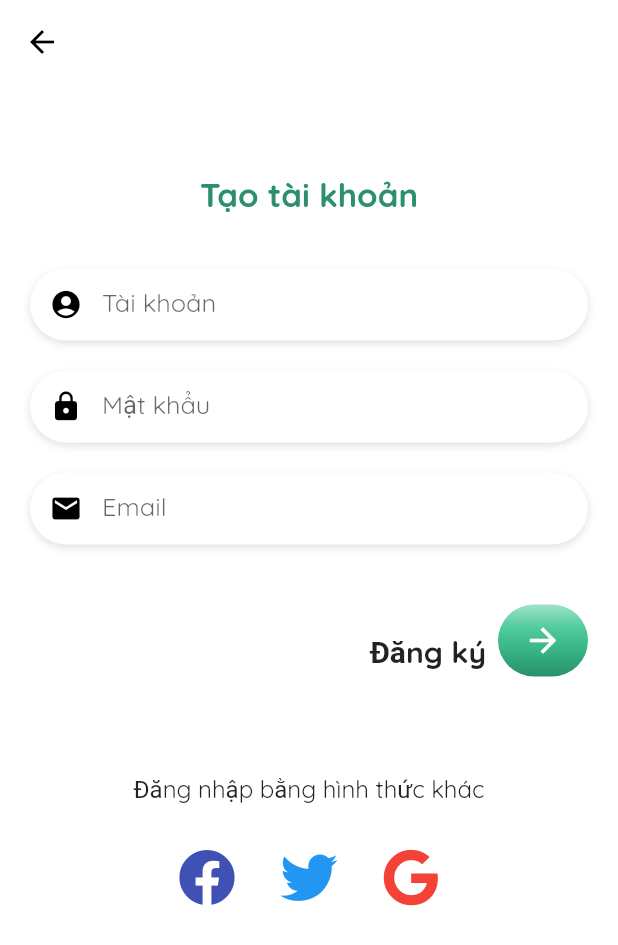
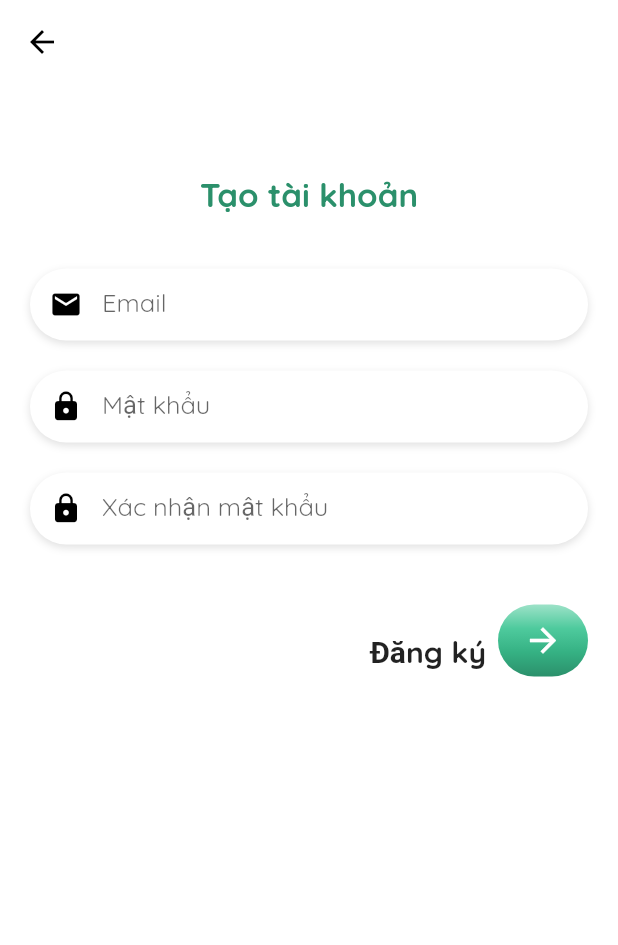
Before and after one commit to tientranzt/stupid_old, a Flutter app: the screen it shows after launch, after a tap on "Tạo tài khoản", on a phone screen of 412 x 824 dp. Shown: the top 945 px of the screen. Run offline on Flutter 3.47's test engine with Material 2 defaults, Android fonts, the phone set to English and light mode, and no system bars; our stand-ins replace cloud_firestore, firebase_auth; accounts and stored records are empty; network calls fail.

Commit message:
add home

```diff
--- a/lib/pages/create_account_screen.dart
+++ b/lib/pages/create_account_screen.dart
@@ -1,11 +1,100 @@
 import 'package:flutter/material.dart';
-import 'package:font_awesome_flutter/font_awesome_flutter.dart';
-import 'package:test_stupid/widgets/social_icon.dart';
 import 'package:test_stupid/widgets/submit_button.dart';
 import 'package:test_stupid/widgets/text_field.dart';
+import 'package:firebase_auth/firebase_auth.dart';
 
-class CreateAccountScreen extends StatelessWidget {
+class CreateAccountScreen extends StatefulWidget {
   static const String id = 'create_account';
+
+  @override
+  _CreateAccountScreenState createState() => _CreateAccountScreenState();
+}
+
+class _CreateAccountScreenState extends State<CreateAccountScreen> {
+  TextEditingController _emailController = TextEditingController();
+  TextEditingController _passwordController = TextEditingController();
+  TextEditingController _passwordConfirmController = TextEditingController();
+  FirebaseAuth _auth = FirebaseAuth.instance;
+
+  void handleRegistration() async {
+    if (_emailController.text.isNotEmpty &&
+        _passwordController.text.isNotEmpty) {
+      bool isEmailExist = false;
+      bool isEmailValid = RegExp(
+              r"^([a-zA-Z0-9_\.\-])+\@(([a-zA-Z0-9\-])+\.)+([a-zA-Z0-9]{2,4})+$")
+          .hasMatch(_emailController.text);
+      int isPassValid = checkPasswordValid(_passwordController.text);
+      try {
+        await _auth
+            .fetchSignInMethodsForEmail(email: _emailController.text)
+            .then((value) {
+          if (value.length > 0) isEmailExist = true;
+        });
+      } catch (err) {
+        isEmailExist = false;
+      }
+
+      if (isEmailValid && isPassValid == 2 && !isEmailExist) {
+        _auth.createUserWithEmailAndPassword(
+            email: _emailController.text, password: _passwordController.text);
+        _emailController.clear();
+        _passwordController.clear();
+        _passwordConfirmController.clear();
+      } else {
+        showAlert();
+      }
+    } else {
+      showAlert();
+    }
+  }
+
+  showAlert() {
+    showDialog(
+        context: context,
+        builder: (context) {
+          var styleText = TextStyle(fontFamily: 'Quicksand');
+          return AlertDialog(
+            title: Text('Thông tin đăng ký !', style: styleText),
+            content: SingleChildScrollView(
+              child: ListBody(
+                children: <Widget>[
+                  Text(
+                    'Các ô không được trống.',
+                    style: styleText,
+                  ),
+                  Text(
+                    'Email cần chính xác và chưa được đăng ký.',
+                    style: styleText,
+                  ),
+                  Text(
+                    'Password tối thiểu 6 ký tự.',
+                    style: styleText,
+                  ),
+                ],
+              ),
+            ),
+            actions: <Widget>[
+              FlatButton(
+                  onPressed: () => Navigator.of(context).pop(),
+                  child: Text(
+                    'Hiểu ùi, nõi mãi !',
+                    style: TextStyle(
+                        fontFamily: 'Quicksand',
+                        color: Color(0xFF237658),
+                        fontWeight: FontWeight.bold),
+                  ))
+            ],
+          );
+        });
+  }
+
+  int checkPasswordValid(String pass) {
+    if (pass.isEmpty || pass.length < 6) return 0;
+    if (_passwordController.text != _passwordConfirmController.text &&
+        pass.isNotEmpty &&
+        _passwordController.text.isNotEmpty) return 1;
+    return 2;
+  }
 
   @override
   Widget build(BuildContext context) {
@@ -19,12 +108,13 @@ class CreateAccountScreen extends StatelessWidget {
       ),
       backgroundColor: Colors.white,
       body: GestureDetector(
-        onTap: ()=> FocusScope.of(context).unfocus(),
+        onTap: () => FocusScope.of(context).unfocus(),
         child: SingleChildScrollView(
           child: Column(
             children: <Widget>[
               Container(
-                  margin: EdgeInsets.only(right: 20, left: 20, top: 30, bottom: 15),
+                margin:
+                    EdgeInsets.only(right: 20, left: 20, top: 30, bottom: 15),
                 child: Column(
                   children: <Widget>[
                     Container(
@@ -39,57 +129,63 @@ class CreateAccountScreen extends StatelessWidget {
                       ),
                     ),
                     TextFieldCustom(
-                        hint: 'Tài khoản',
-                        iconData: Icons.account_circle,
+                      hint: 'Email',
+                      iconData: Icons.email,
+                      controller: _emailController,
                     ),
                     TextFieldCustom(
                       hint: 'Mật khẩu',
                       iconData: Icons.lock,
                       obscureText: true,
+                      controller: _passwordController,
                     ),
                     TextFieldCustom(
-                        hint: 'Email',
-                        iconData: Icons.email,
+                      hint: 'Xác nhận mật khẩu',
+                      iconData: Icons.lock,
+                      obscureText: true,
+                      controller: _passwordConfirmController,
                     ),
+
                     SizedBox(
                       height: 40,
                     ),
                     SubmitButton(
                       title: 'Đăng ký',
+                      handleSubmit: handleRegistration,
                     ),
                     SizedBox(
-                        height: 50,
+                      height: 25,
                     ),
-                      Text(
-                        'Đăng nhập bằng hình thức khác',
-                        style: TextStyle(
-                            fontSize: 16,
-                            fontWeight: FontWeight.w400,
-                            fontFamily: 'Quicksand'),
-                      ),
+//                      Text(
+//                        'Đăng nhập bằng hình thức khác',
+//                        style: TextStyle(
+//                            fontSize: 16,
+//                            fontWeight: FontWeight.w400,
+//                            fontFamily: 'Quicksand'),
+//                      ),
                   ],
                 ),
               ),
-                Container(
-                  child: Row(
-                    mainAxisAlignment: MainAxisAlignment.center,
-                    mainAxisSize: MainAxisSize.min,
-                    children: <Widget>[
-                      SocialIcon(
-                        color: Colors.indigo,
-                        icon: FontAwesomeIcons.facebook,
-                      ),
-                      SocialIcon(
-                        color: Colors.blue,
-                        icon: FontAwesomeIcons.twitter,
-                      ),
-                      SocialIcon(
-                        color: Colors.red,
-                        icon: FontAwesomeIcons.google,
-                      ),
-                    ],
-                  ),
-                )
+//                Container(
+//                  child: Row(
+//                    mainAxisAlignment: MainAxisAlignment.center,
+//                    mainAxisSize: MainAxisSize.min,
+//                    children: <Widget>[
+//                      SocialIcon(
+//                        color: Colors.indigo,
+//                        icon: FontAwesomeIcons.facebook,
+//                      ),
+//                      SocialIcon(
+//                        color: Colors.blue,
+//                        icon: FontAwesomeIcons.twitter,
+//                      ),
+//                      SocialIcon(
+//                        color: Colors.red,
+//                        icon: FontAwesomeIcons.google,
+//                      ),
+//                    ],
+//                  ),
+//                )
             ],
           ),
         ),
--- a/lib/pages/login_sceen.dart
+++ b/lib/pages/login_sceen.dart
@@ -1,11 +1,49 @@
-import 'package:flutter/cupertino.dart';
+import 'package:cloud_firestore/cloud_firestore.dart';
 import 'package:flutter/material.dart';
 import 'package:flutter/widgets.dart';
 import 'package:test_stupid/widgets/submit_button.dart';
 import 'package:test_stupid/widgets/text_field.dart';
+import 'package:firebase_auth/firebase_auth.dart';
+import 'package:cloud_firestore/cloud_firestore.dart';
 
-class LoginScreen extends StatelessWidget {
+class LoginScreen extends StatefulWidget {
   static const String id = 'login';
+
+  @override
+  _LoginScreenState createState() => _LoginScreenState();
+}
+
+class _LoginScreenState extends State<LoginScreen> {
+  var keepLogin = false;
+  FirebaseUser loginUser;
+  TextEditingController _userLoginController = TextEditingController();
+  TextEditingController _passLoginController = TextEditingController();
+
+  FirebaseAuth _auth = FirebaseAuth.instance;
+  Firestore _firestore = Firestore.instance;
+
+  handleLoginInformation() async {
+    try {
+      final user = await _auth.signInWithEmailAndPassword(
+          email: _userLoginController.text,
+          password: _passLoginController.text);
+      if (user != null) {
+        final currentUser =  await _auth.currentUser();
+        print(currentUser.email);
+        Navigator.pushNamed(context, 'home', arguments: [currentUser.email.toString()]);
+      }
+    } catch (err) {}
+
+//    await for (var snapshot in _firestore
+//        .collection('scores')
+//        .where('name', isEqualTo: 'angela@gmail.com')
+//        .snapshots()) {
+//      for (var item in snapshot.documents) {
+//        print(item.data);
+//      }
+//    }
+    _firestore.collection('scores').add({'name': 'hihi', 'score': '0'});
+  }
 
   @override
   Widget build(BuildContext context) {
@@ -13,14 +51,7 @@ class LoginScreen extends StatelessWidget {
       backgroundColor: Colors.white,
       body: GestureDetector(
         onTap: () => FocusScope.of(context).unfocus(),
-        child: LayoutBuilder(
-          builder: (context, viewportConstraints) {
-            return SingleChildScrollView(
-              child: ConstrainedBox(
-                constraints: BoxConstraints(
-                  minHeight: viewportConstraints.maxHeight,
-                ),
-                child: IntrinsicHeight(
+        child: SingleChildScrollView(
           child: Container(
             margin: EdgeInsets.symmetric(horizontal: 20),
             child: Column(
@@ -54,18 +85,43 @@ class LoginScreen extends StatelessWidget {
                 TextFieldCustom(
                   hint: 'Tài khoản',
                   iconData: Icons.account_circle,
+                  controller: _userLoginController,
                 ),
                 TextFieldCustom(
                   hint: 'Mật khẩu',
                   iconData: Icons.lock,
+                  controller: _passLoginController,
                   obscureText: true,
+                ),
+                Row(
+                  mainAxisAlignment: MainAxisAlignment.end,
+                  children: <Widget>[
+                    Text(
+                      'Duy trì đăng nhập',
+                      style: TextStyle(fontFamily: 'Quicksand'),
+                    ),
+                    Checkbox(
+                        checkColor: Color(0xFF237658),
+                        activeColor: Colors.white,
+                        value: keepLogin,
+                        onChanged: (isCheck) {
+                          setState(() {
+                            keepLogin = !keepLogin;
+                          });
+                        }),
+                  ],
                 ),
                 SizedBox(
                   height: 50,
                 ),
-                        SubmitButton(title: 'Đăng nhập'),
-                        Expanded(
-                          child: Column(
+                SubmitButton(
+                  title: 'Đăng nhập',
+                  handleSubmit: handleLoginInformation,
+                ),
+                SizedBox(
+                  height: 50,
+                ),
+                Column(
                   mainAxisAlignment: MainAxisAlignment.end,
                   children: <Widget>[
                     Row(
@@ -77,8 +133,7 @@ class LoginScreen extends StatelessWidget {
                         ),
                         GestureDetector(
                           onTap: () {
-                                      Navigator.pushNamed(
-                                          context, 'create_account');
+                            Navigator.pushNamed(context, 'create_account');
                           },
                           child: Text(
                             'Tạo tài khoản',
@@ -96,16 +151,11 @@ class LoginScreen extends StatelessWidget {
                     )
                   ],
                 ),
-                        )
               ],
             ),
           ),
         ),
       ),
     );
-          },
-        ),
-      ),
-    );
   }
 }
--- a/lib/pages/math_animal_game.dart
+++ b/lib/pages/math_animal_game.dart
@@ -56,7 +56,7 @@ class AnimalMathGame extends StatelessWidget {
               Row(
                 mainAxisAlignment: MainAxisAlignment.center,
                 children: <Widget>[
-                  IconButton(icon: Icon(Icons.home,size: 30,), onPressed: (){ Navigator.pushNamed(context, 'home');}),
+                  IconButton(icon: Icon(Icons.home,size: 30,), onPressed: (){ Navigator.of(context).pop();}),
                   SizedBox(width: 5,),
                   RaisedButton(
                     shape: RoundedRectangleBorder(
--- a/lib/pages/play_animal_game.dart
+++ b/lib/pages/play_animal_game.dart
@@ -249,7 +249,7 @@ class _PlayAnimalGameState extends State<PlayAnimalGame> {
                         mainAxisAlignment: MainAxisAlignment.end,
                         children: <Widget>[
                           Container(
-                            child: Text('$_countQuestion/10'),
+                            child: Text('$_countQuestion/10', style: TextStyle(fontFamily: 'Quicksand'),),
                           ),
                           Container(
                             margin: EdgeInsets.all(15),
--- a/lib/widgets/social_icon.dart
+++ b/lib/widgets/social_icon.dart
@@ -11,7 +11,7 @@ class SocialIcon extends StatelessWidget {
       iconSize: 38,
       icon: Icon(icon),
       onPressed: () {},
-      padding: EdgeInsets.all(15),
+      padding: EdgeInsets.symmetric(horizontal: 12),
       color: color,
     );
   }
--- a/lib/widgets/submit_button.dart
+++ b/lib/widgets/submit_button.dart
@@ -1,10 +1,11 @@
 import 'package:flutter/material.dart';
-import 'package:test_stupid/pages/home_screen.dart';
+import 'package:test_stupid/pages/login_sceen.dart';
 
 class SubmitButton extends StatelessWidget {
   final String title;
+  final Function handleSubmit;
 
-  SubmitButton({@required this.title});
+  SubmitButton({@required this.title, this.handleSubmit});
 
   @override
   Widget build(BuildContext context) {
@@ -36,7 +37,8 @@ class SubmitButton extends StatelessWidget {
               size: 26,
             ),
             onPressed: () {
-              Navigator.of(context).pushNamed(HomeScreen.id);
+              handleSubmit();
+//              Navigator.of(context).pushNamed(LoginScreen.id);
             },
             color: Colors.white,
 
--- a/lib/widgets/text_field.dart
+++ b/lib/widgets/text_field.dart
@@ -5,11 +5,11 @@ class TextFieldCustom extends StatelessWidget {
   final String hint;
   final IconData iconData;
   final bool obscureText;
-
+  final TextEditingController controller;
   TextFieldCustom(
       {@required this.hint,
       @required this.iconData,
-      this.obscureText = false});
+      this.obscureText = false, this.controller});
 
   @override
   Widget build(BuildContext context) {
@@ -17,6 +17,7 @@ class TextFieldCustom extends StatelessWidget {
       margin: EdgeInsets.only(top: 20),
       decoration: kTextFieldContainer(),
       child: TextField(
+        controller: controller,
         obscureText: obscureText,
         style: TextStyle(
             color: Colors.black, fontWeight: FontWeight.w400, fontSize: 17),
--- a/pubspec.yaml
+++ b/pubspec.yaml
@@ -13,6 +13,9 @@ dependencies:
   cupertino_icons: ^0.1.2
   font_awesome_flutter: ^8.5.0
   provider: ^4.0.0
+  firebase_core: ^0.4.3+1
+  firebase_auth: ^0.15.3
+  cloud_firestore: ^0.13.0+1
 
 
 dev_dependencies:
```
Also changed, not shown: lib/pages/home_screen.dart (+6 -10 lines), pubspec.lock, 5 other files. Lines whose indentation alone changed are shown as unchanged.
